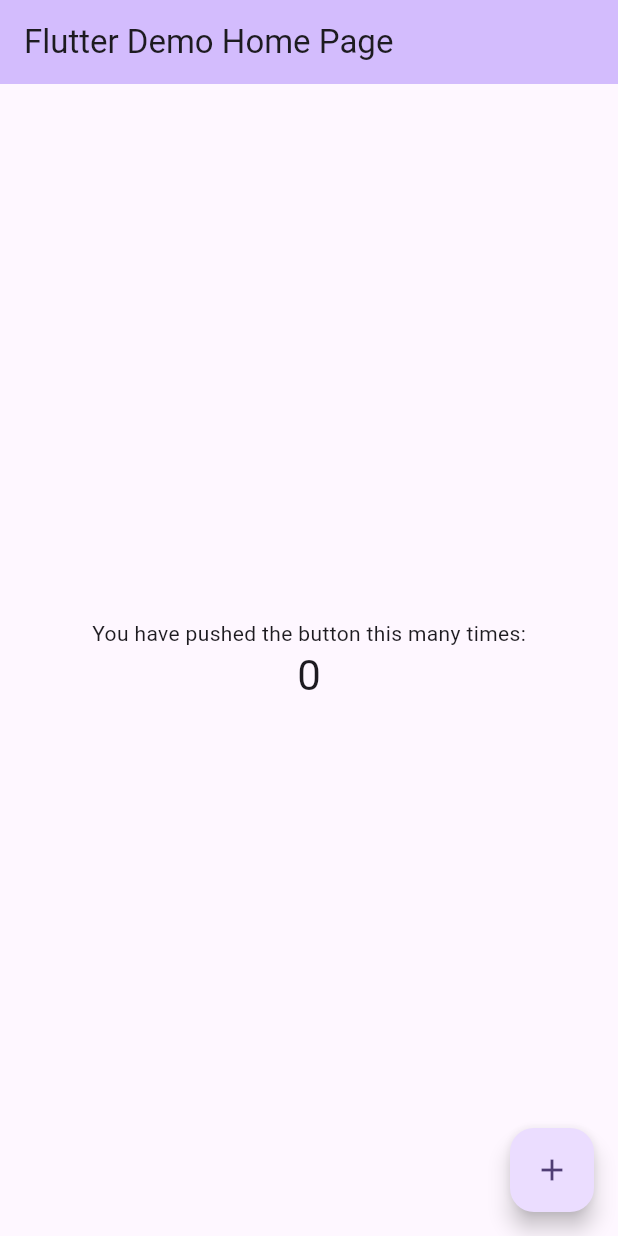
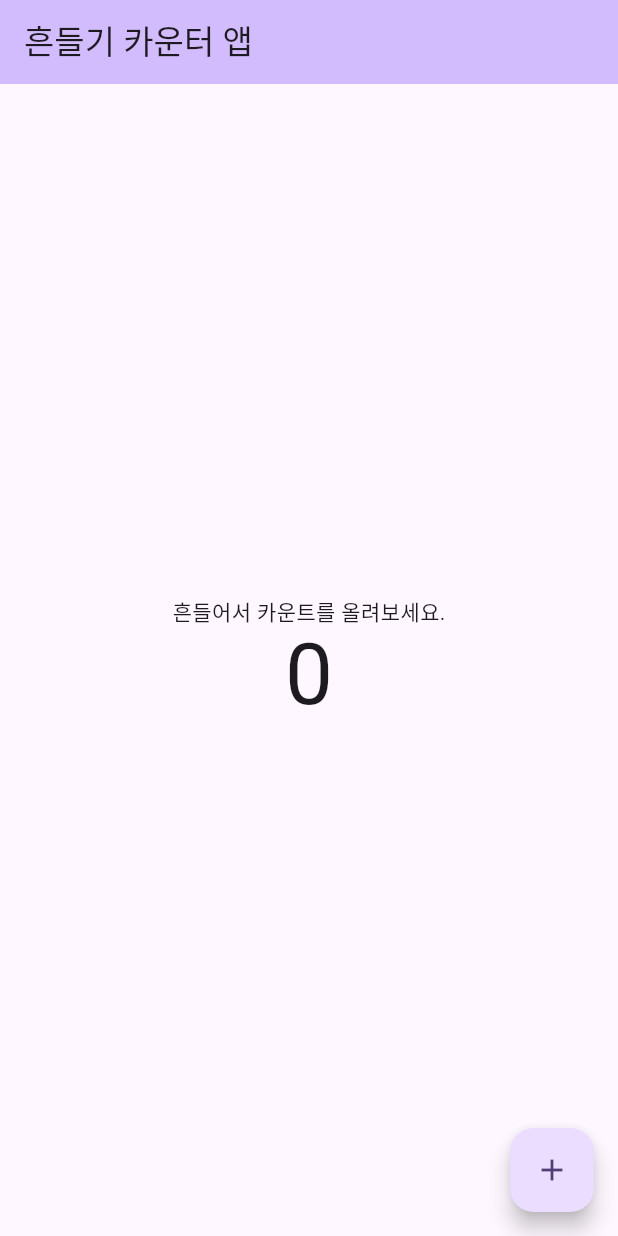
Before and after one commit to HiddenEvent/flutter_guides, a Flutter app: the screen it shows after launch, on a phone screen of 412 x 824 dp. Run offline on Flutter 3.47's test engine with Material 3 defaults, Android fonts, the phone set to English and light mode, and no system bars.

Commit message:
[흔들기 앱] 초기 구조 수정

```diff
--- a/lib/main.dart
+++ b/lib/main.dart
@@ -31,7 +31,7 @@
         colorScheme: ColorScheme.fromSeed(seedColor: Colors.deepPurple),
         useMaterial3: true,
       ),
-      home: const MyHomePage(title: 'Flutter Demo Home Page'),
+      home: const MyHomePage(title: '흔들기 카운터 앱'),
     );
   }
 }
@@ -106,11 +106,11 @@
           mainAxisAlignment: MainAxisAlignment.center,
           children: <Widget>[
             const Text(
-              'You have pushed the button this many times:',
+              '흔들어서 카운트를 올려보세요.',
             ),
             Text(
               '$_counter',
-              style: Theme.of(context).textTheme.headlineMedium,
+              style: Theme.of(context).textTheme.displayLarge,
             ),
           ],
         ),
```
